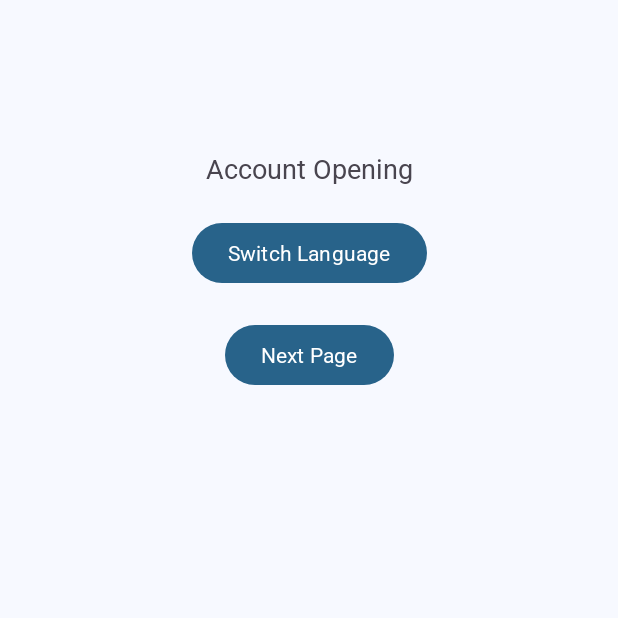
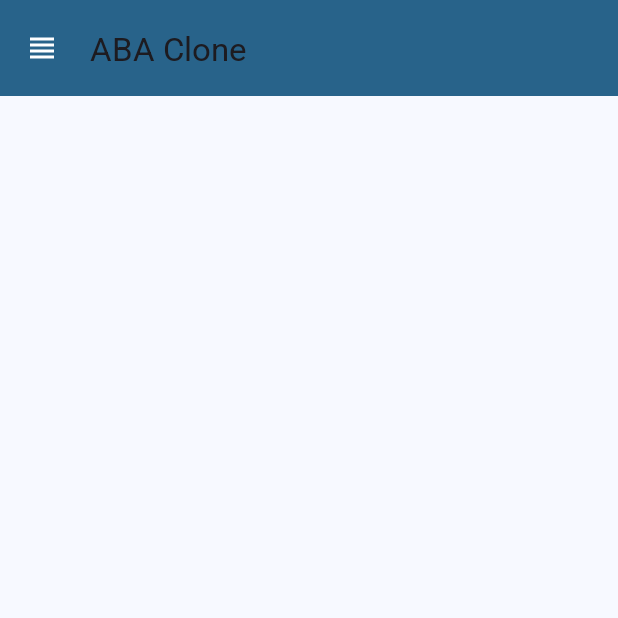
Before and after one commit to iOneDev305/android-practice-app, an Android app: the screen it shows after launch (MainActivity), on a phone screen of 412 x 824 dp, the top half of it. Run offline under Robolectric (Android 15) with nearby library versions, the phone set to English and light mode, and no system bars.

Commit message:
add on componmnet

```diff
--- a/app/src/main/java/com/lyhorng/practiceapp/MainActivity.kt
+++ b/app/src/main/java/com/lyhorng/practiceapp/MainActivity.kt
@@ -3,7 +3,9 @@ package com.lyhorng.practiceapp
 import android.content.Intent
 import android.os.Bundle
 import android.widget.Button
+import android.widget.Toast
 import androidx.appcompat.app.AppCompatActivity
+import androidx.core.view.GravityCompat
 import com.lyhorng.practiceapp.common.LanguageUtils
 import com.lyhorng.practiceapp.common.SharedPreferencesHelper
 import com.lyhorng.practiceapp.databinding.ActivityMainBinding
@@ -21,13 +23,34 @@ class MainActivity : AppCompatActivity() {
         // Set language based on saved preferences
         setLanguageFromPreferences()
 
+        // Inflate the layout using ViewBinding
         binding = ActivityMainBinding.inflate(layoutInflater)
         setContentView(binding.root)
+        // Set up the toolbar
+        setSupportActionBar(binding.topAppBar)
 
-        binding.nextDemo.setOnClickListener{
-            val intent = Intent(this, DemoActivity::class.java)
-            startActivity(intent)
+        // Open the drawer when the menu icon is clicked
+        binding.topAppBar.setNavigationOnClickListener {
+            binding.drawerLayout.openDrawer(GravityCompat.START)
         }
+
+        // Handle navigation item clicks
+        binding.navigationView.setNavigationItemSelectedListener { menuItem ->
+            when (menuItem.itemId) {
+                R.id.nav_home -> {
+                   Toast.makeText(this, "Home", Toast.LENGTH_SHORT).show()
+                }
+                R.id.nav_profile -> {
+                    Toast.makeText(this, "Profile", Toast.LENGTH_SHORT).show()
+                }
+                R.id.nav_settings -> {
+                    Toast.makeText(this, "Setting", Toast.LENGTH_SHORT).show()
+                }
+            }
+            binding.drawerLayout.closeDrawer(GravityCompat.START)
+            true
+        }
+
     }
 
     private fun setLanguageFromPreferences() {
--- /dev/null
+++ b/app/src/main/res/drawable/ic_ham.xml
@@ -0,0 +1,5 @@
+<vector xmlns:android="http://schemas.android.com/apk/res/android" android:height="24dp" android:tint="#000000" android:viewportHeight="24" android:viewportWidth="24" android:width="24dp">
+
+    <path android:fillColor="@android:color/white" android:pathData="M4,15h16v-2L4,13v2zM4,19h16v-2L4,17v2zM4,11h16L20,9L4,9v2zM4,5v2h16L20,5L4,5z"/>
+
+</vector>
--- /dev/null
+++ b/app/src/main/res/drawable/ic_home.xml
@@ -0,0 +1,5 @@
+<vector xmlns:android="http://schemas.android.com/apk/res/android" android:height="24dp" android:tint="#000000" android:viewportHeight="24" android:viewportWidth="24" android:width="24dp">
+
+    <path android:fillColor="@android:color/white" android:pathData="M12,3L4,9v12h5v-7h6v7h5V9z"/>
+
+</vector>
--- /dev/null
+++ b/app/src/main/res/drawable/ic_person.xml
@@ -0,0 +1,5 @@
+<vector xmlns:android="http://schemas.android.com/apk/res/android" android:height="24dp" android:tint="#000000" android:viewportHeight="24" android:viewportWidth="24" android:width="24dp">
+
+    <path android:fillColor="@android:color/white" android:pathData="M12,12c2.21,0 4,-1.79 4,-4s-1.79,-4 -4,-4 -4,1.79 -4,4 1.79,4 4,4zM12,14c-2.67,0 -8,1.34 -8,4v2h16v-2c0,-2.66 -5.33,-4 -8,-4z"/>
+
+</vector>
--- /dev/null
+++ b/app/src/main/res/drawable/ic_settings.xml
@@ -0,0 +1,5 @@
+<vector xmlns:android="http://schemas.android.com/apk/res/android" android:height="24dp" android:tint="#000000" android:viewportHeight="24" android:viewportWidth="24" android:width="24dp">
+
+    <path android:fillColor="@android:color/white" android:pathData="M19.14,12.94c0.04,-0.3 0.06,-0.61 0.06,-0.94c0,-0.32 -0.02,-0.64 -0.07,-0.94l2.03,-1.58c0.18,-0.14 0.23,-0.41 0.12,-0.61l-1.92,-3.32c-0.12,-0.22 -0.37,-0.29 -0.59,-0.22l-2.39,0.96c-0.5,-0.38 -1.03,-0.7 -1.62,-0.94L14.4,2.81c-0.04,-0.24 -0.24,-0.41 -0.48,-0.41h-3.84c-0.24,0 -0.43,0.17 -0.47,0.41L9.25,5.35C8.66,5.59 8.12,5.92 7.63,6.29L5.24,5.33c-0.22,-0.08 -0.47,0 -0.59,0.22L2.74,8.87C2.62,9.08 2.66,9.34 2.86,9.48l2.03,1.58C4.84,11.36 4.8,11.69 4.8,12s0.02,0.64 0.07,0.94l-2.03,1.58c-0.18,0.14 -0.23,0.41 -0.12,0.61l1.92,3.32c0.12,0.22 0.37,0.29 0.59,0.22l2.39,-0.96c0.5,0.38 1.03,0.7 1.62,0.94l0.36,2.54c0.05,0.24 0.24,0.41 0.48,0.41h3.84c0.24,0 0.44,-0.17 0.47,-0.41l0.36,-2.54c0.59,-0.24 1.13,-0.56 1.62,-0.94l2.39,0.96c0.22,0.08 0.47,0 0.59,-0.22l1.92,-3.32c0.12,-0.22 0.07,-0.47 -0.12,-0.61L19.14,12.94zM12,15.6c-1.98,0 -3.6,-1.62 -3.6,-3.6s1.62,-3.6 3.6,-3.6s3.6,1.62 3.6,3.6S13.98,15.6 12,15.6z"/>
+
+</vector>
--- a/app/src/main/res/layout/activity_main.xml
+++ b/app/src/main/res/layout/activity_main.xml
@@ -1,40 +1,42 @@
 <?xml version="1.0" encoding="utf-8"?>
-<androidx.constraintlayout.widget.ConstraintLayout xmlns:android="http://schemas.android.com/apk/res/android"
+<androidx.drawerlayout.widget.DrawerLayout
+    xmlns:android="http://schemas.android.com/apk/res/android"
     xmlns:app="http://schemas.android.com/apk/res-auto"
-    xmlns:tools="http://schemas.android.com/tools"
+    android:id="@+id/drawer_layout"
     android:layout_width="match_parent"
-    android:layout_height="match_parent"
-    tools:context=".MainActivity">
+    android:layout_height="match_parent">
 
-    <TextView
-        android:id="@+id/textView"
+    <!-- Main content -->
+    <LinearLayout
+        android:layout_width="match_parent"
+        android:layout_height="match_parent"
+        android:orientation="vertical">
+
+        <!-- Toolbar -->
+        <com.google.android.material.appbar.MaterialToolbar
+            android:id="@+id/topAppBar"
+            android:layout_width="match_parent"
+            android:layout_height="?attr/actionBarSize"
+            android:background="?attr/colorPrimary"
+
+            app:navigationIcon="@drawable/ic_ham"
+            app:navigationIconTint="@color/white"/>
+
+        <!-- Main content goes here -->
+        <FrameLayout
+            android:id="@+id/content_frame"
+            android:layout_width="match_parent"
+            android:layout_height="match_parent"/>
+    </LinearLayout>
+
+    <!-- Navigation Drawer -->
+    <com.google.android.material.navigation.NavigationView
+        android:id="@+id/navigation_view"
         android:layout_width="wrap_content"
-        android:layout_height="wrap_content"
-        android:text="@string/account_openning"
-        android:textSize="18sp"
-        android:layout_marginTop="100dp"
-        app:layout_constraintTop_toTopOf="parent"
-        app:layout_constraintStart_toStartOf="parent"
-        app:layout_constraintEnd_toEndOf="parent"/>
+        android:layout_height="match_parent"
+        android:layout_gravity="start"
+        app:menu="@menu/drawer_menu"
+        style="@style/Widget.NavigationView.NoCorner"
+        app:headerLayout="@layout/nav_header"/>
 
-    <Button
-        android:id="@+id/switchLanguageButton"
-        android:layout_width="wrap_content"
-        android:layout_height="wrap_content"
-        android:text="Switch Language"
-        app:layout_constraintTop_toBottomOf="@+id/textView"
-        app:layout_constraintStart_toStartOf="parent"
-        app:layout_constraintEnd_toEndOf="parent"
-        android:layout_marginTop="20dp"/>
-
-    <Button
-        android:id="@+id/nextDemo"
-        android:layout_width="wrap_content"
-        android:layout_height="wrap_content"
-        android:layout_marginTop="88dp"
-        android:text="Next Page"
-        app:layout_constraintEnd_toEndOf="parent"
-        app:layout_constraintHorizontal_bias="0.501"
-        app:layout_constraintStart_toStartOf="parent"
-        app:layout_constraintTop_toBottomOf="@+id/textView" />
-</androidx.constraintlayout.widget.ConstraintLayout>
+</androidx.drawerlayout.widget.DrawerLayout>
--- /dev/null
+++ b/app/src/main/res/layout/nav_header.xml
@@ -0,0 +1,22 @@
+<?xml version="1.0" encoding="utf-8"?>
+<LinearLayout
+    xmlns:android="http://schemas.android.com/apk/res/android"
+    android:layout_width="match_parent"
+    android:layout_height="wrap_content"
+    android:orientation="vertical"
+    android:padding="16dp"
+    android:background="?attr/colorPrimary">
+
+    <ImageView
+        android:layout_width="64dp"
+        android:layout_height="64dp"
+        android:src="@drawable/ic_home"
+        android:layout_gravity="center"/>
+
+    <TextView
+        android:layout_width="wrap_content"
+        android:layout_height="wrap_content"
+        android:text="User Name"
+        android:textSize="18sp"
+        android:textColor="@android:color/white"/>
+</LinearLayout>
--- /dev/null
+++ b/app/src/main/res/menu/drawer_menu.xml
@@ -0,0 +1,15 @@
+<?xml version="1.0" encoding="utf-8"?>
+<menu xmlns:android="http://schemas.android.com/apk/res/android">
+    <item
+        android:id="@+id/nav_home"
+        android:icon="@drawable/ic_home"
+        android:title="Home"/>
+    <item
+        android:id="@+id/nav_profile"
+        android:icon="@drawable/ic_person"
+        android:title="Profile"/>
+    <item
+        android:id="@+id/nav_settings"
+        android:icon="@drawable/ic_settings"
+        android:title="Settings"/>
+</menu>
--- a/app/src/main/res/values-night/themes.xml
+++ b/app/src/main/res/values-night/themes.xml
@@ -42,4 +42,7 @@
         <item name="android:textColor">@android:color/black</item>
     </style>
 
+    <style name="Widget.NavigationView.NoCorner" parent="Widget.MaterialComponents.NavigationView">
+        <item name="shapeAppearanceOverlay">@null</item>
+    </style>
 </resources>
--- a/app/src/main/res/values/themes.xml
+++ b/app/src/main/res/values/themes.xml
@@ -48,4 +48,7 @@
         <item name="android:textColor">@android:color/black</item>
     </style>
 
+    <style name="Widget.NavigationView.NoCorner" parent="Widget.MaterialComponents.NavigationView">
+        <item name="shapeAppearanceOverlay">@null</item>
+    </style>
 </resources>
```
